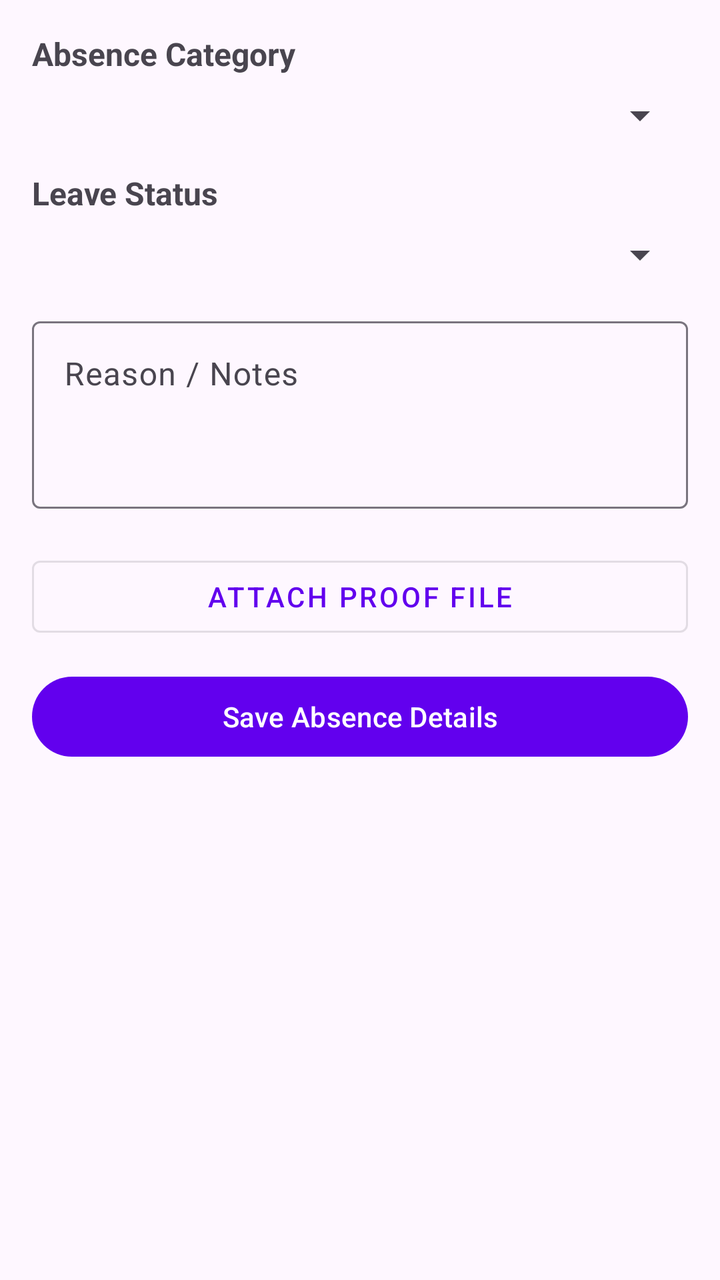
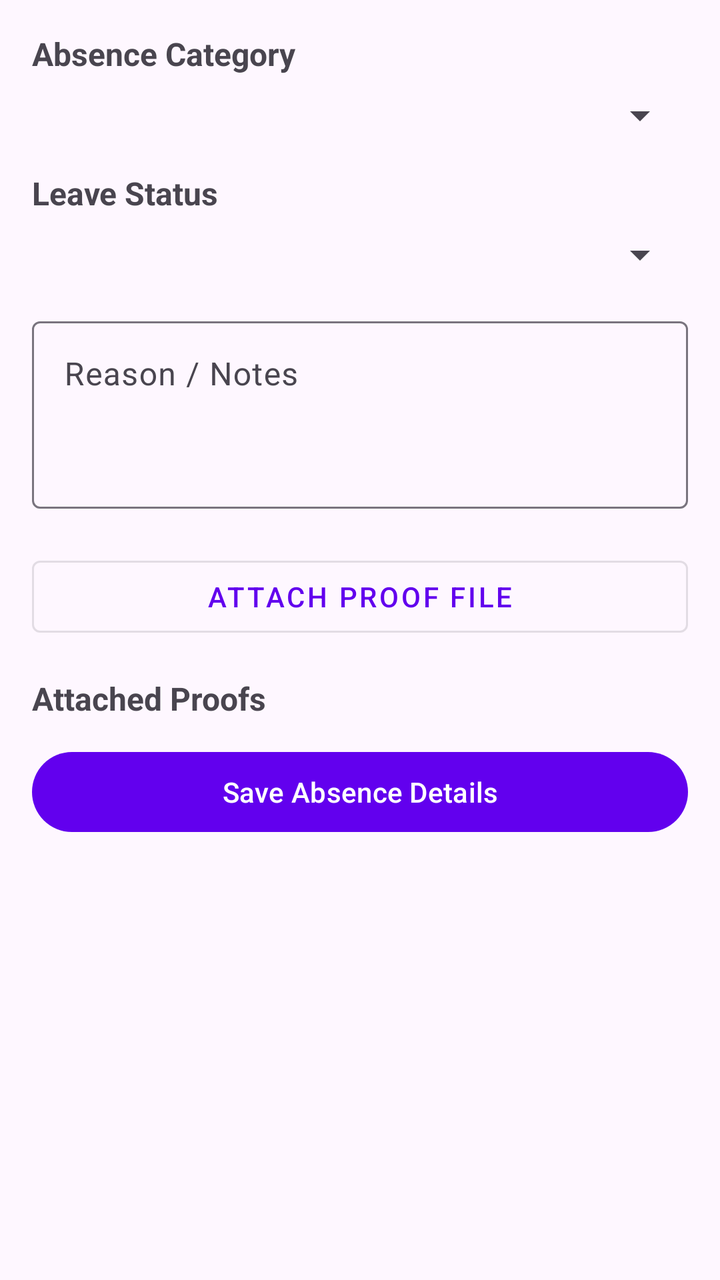

Before-and-after screenshots of an Android layout around one commit, followed by the original layout XML and the change that was made.
<!-- AndroidManifest.xml: application theme Theme.AttendanceTracker -->
<!-- res/layout/activity_absence_detail.xml -->
<?xml version="1.0" encoding="utf-8"?>
<ScrollView xmlns:android="http://schemas.android.com/apk/res/android"
    android:layout_width="match_parent"
    android:layout_height="match_parent"
    android:padding="16dp">

    <LinearLayout
        android:layout_width="match_parent"
        android:layout_height="wrap_content"
        android:orientation="vertical">

        <TextView
            android:layout_width="wrap_content"
            android:layout_height="wrap_content"
            android:text="Absence Category"
            android:textSize="16sp"
            android:textStyle="bold" />

        <Spinner
            android:id="@+id/spinnerCategory"
            android:layout_width="match_parent"
            android:layout_height="wrap_content"
            android:layout_marginTop="8dp" />

        <TextView
            android:layout_width="wrap_content"
            android:layout_height="wrap_content"
            android:layout_marginTop="16dp"
            android:text="Leave Status"
            android:textSize="16sp"
            android:textStyle="bold" />

        <Spinner
            android:id="@+id/spinnerLeaveStatus"
            android:layout_width="match_parent"
            android:layout_height="wrap_content"
            android:layout_marginTop="8dp" />

        <com.google.android.material.textfield.TextInputLayout
            android:layout_width="match_parent"
            android:layout_height="wrap_content"
            android:layout_marginTop="16dp"
            android:hint="Reason / Notes">
            <com.google.android.material.textfield.TextInputEditText
                android:id="@+id/editReasonText"
                android:layout_width="match_parent"
                android:layout_height="wrap_content"
                android:minLines="3"
                android:gravity="top"
                android:inputType="textMultiLine" />
        </com.google.android.material.textfield.TextInputLayout>

        <Button
            android:id="@+id/btnAddProof"
            style="@style/Widget.MaterialComponents.Button.OutlinedButton"
            android:layout_width="match_parent"
            android:layout_height="wrap_content"
            android:layout_marginTop="20dp"
            android:text="Attach Proof File" />

        <Button
            android:id="@+id/btnSaveAbsence"
            android:layout_width="match_parent"
            android:layout_height="wrap_content"
            android:layout_marginTop="12dp"
            android:text="Save Absence Details" />

    </LinearLayout>
</ScrollView>
<!-- resources referenced by this layout -->
<resources>
  <style name="Theme.AttendanceTracker" parent="Theme.Material3.Light.NoActionBar">
          <item name="colorPrimary">@color/purple_500</item>
          <item name="android:statusBarColor" tools:targetApi="l">?attr/colorPrimary</item>
      </style>
  <color name="purple_500">#6200EE</color>
</resources>

<!-- the commit's change to res/layout/activity_absence_detail.xml (unified diff, before → after) -->
@@ -58,6 +58,20 @@
             android:layout_marginTop="20dp"
             android:text="Attach Proof File" />
 
+        <TextView
+            android:layout_width="wrap_content"
+            android:layout_height="wrap_content"
+            android:layout_marginTop="16dp"
+            android:text="Attached Proofs"
+            android:textSize="16sp"
+            android:textStyle="bold" />
+
+        <LinearLayout
+            android:id="@+id/proofContainer"
+            android:layout_width="match_parent"
+            android:layout_height="wrap_content"
+            android:orientation="vertical" />
+
         <Button
             android:id="@+id/btnSaveAbsence"
             android:layout_width="match_parent"
